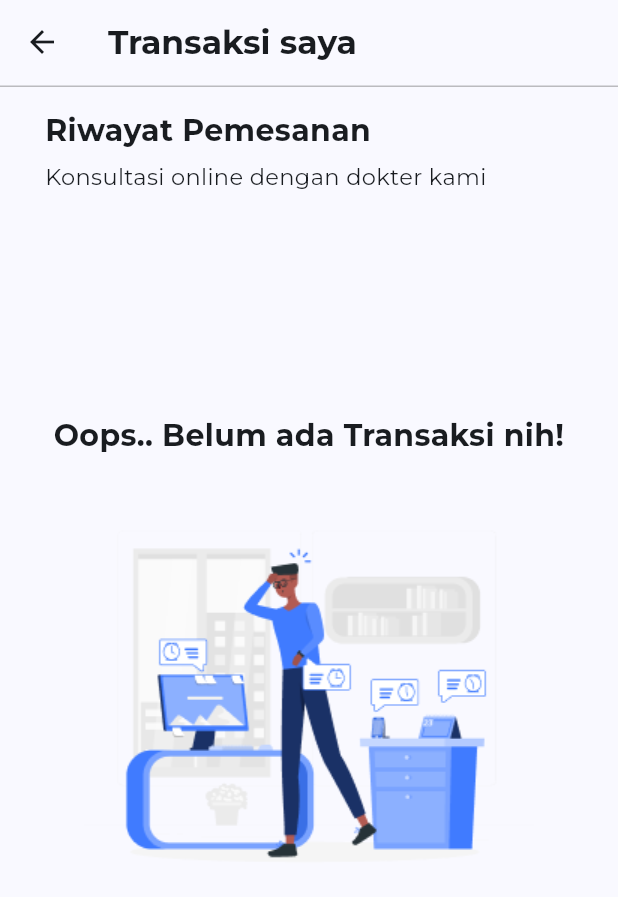
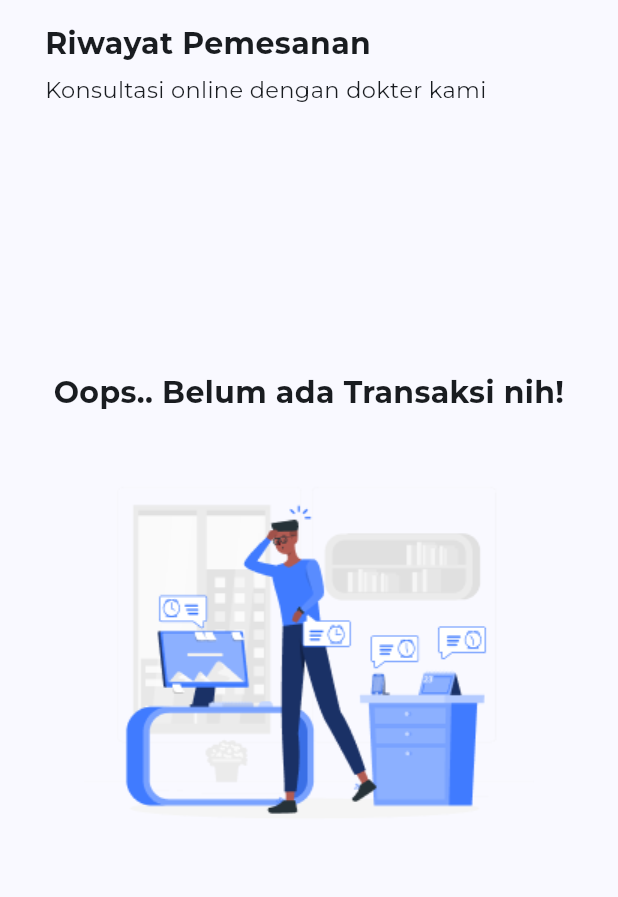
Before and after one commit to Capstone-Mental-Health-Care-Group-6/mobile-capstone, a Flutter app: the RiwayatPemesananIsnone screen opened directly, on a phone screen of 412 x 824 dp. Shown: the top 897 px of the screen. Run offline on Flutter 3.47's test engine with Material 2 defaults, Android fonts, the phone set to English and light mode, and no system bars; our stand-ins replace carousel_slider, dio, dotted_border, dotted_line, flutter_svg, getwidget and 9 more; accounts and stored records are empty; project files that could hold a hidden picture were left out.

Commit message:
development: Update code

```diff
--- a/lib/main.dart
+++ b/lib/main.dart
@@ -15,6 +15,7 @@ import 'package:empathi_care/view_model/paket_view_model.dart';
 import 'package:empathi_care/view_model/konseling_view_model.dart';
 import 'package:empathi_care/view_model/login_view_model.dart';
 import 'package:empathi_care/view_model/password_provider.dart';
+import 'package:empathi_care/view_model/pembayaran_manual_view_model.dart';
 import 'package:empathi_care/view_model/premium_view_model.dart';
 import 'package:empathi_care/view_model/profile_psikolog_view_model.dart';
 import 'package:empathi_care/view_model/psikolog_view_model.dart';
@@ -101,6 +102,8 @@ class MyApp extends StatelessWidget {
               create: (BuildContext context) => PremiumViewModel()),
           ChangeNotifierProvider(
               create: (BuildContext context) => ProfilePsikologProvider()),
+              ChangeNotifierProvider(
+              create: (BuildContext context) => PembayaranManualProvider()),
         ],
         builder: (context, child) {
           return MaterialApp(
--- a/lib/model/services/pembayaran_manual_service.dart
+++ b/lib/model/services/pembayaran_manual_service.dart
@@ -33,7 +33,7 @@ class PembayaranManualService {
         ),
       });
       final response = await dio.post(
-        Url.baseUrl,
+        "${Url.baseUrl}/transkasi",
         data: data,
         options: Options(headers: mainheader),
       );
--- a/lib/view/screen/riwayat_transaksi_isnone.dart
+++ b/lib/view/screen/riwayat_transaksi_isnone.dart
@@ -6,22 +6,6 @@ class RiwayatPemesananIsnone extends StatelessWidget {
   @override
   Widget build(BuildContext context) {
     return Scaffold(
-      appBar: AppBar(
-        title: const Text(
-          "Transaksi saya",
-          style: TextStyle(
-            fontWeight: FontWeight.bold,
-          ),
-        ),
-        surfaceTintColor: Colors.white,
-        bottom: PreferredSize(
-          preferredSize: const Size.fromHeight(2.0),
-          child: Container(
-            color: const Color.fromRGBO(0, 0, 0, 0.25),
-            height: 1,
-          ),
-        ),
-      ),
       body: Stack(
         children: [
           Container(
```
Also changed, not shown: lib/view/screen/Profile/profile_screen.dart (+6 -2 lines).
